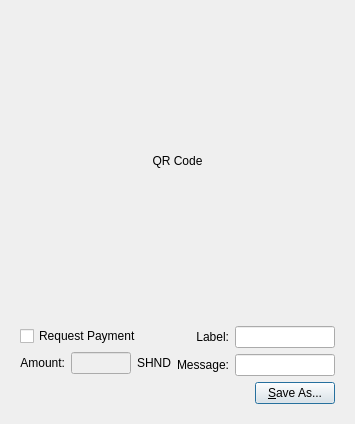
TurboStake/TurboStake, file src/qt/forms/qrcodedialog.ui: the form before one commit.
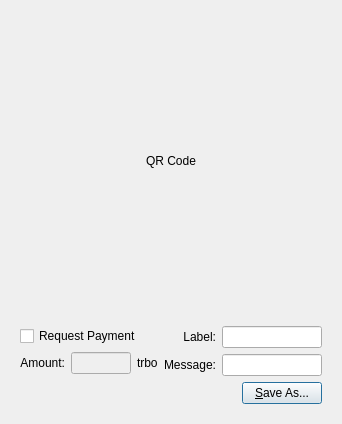
The form after the commit.

The edit to the form file:
```diff
--- a/src/qt/forms/qrcodedialog.ui
+++ b/src/qt/forms/qrcodedialog.ui
@@ -102,7 +102,7 @@
                </sizepolicy>
               </property>
               <property name="text">
-               <string>SHND</string>
+               <string>trbo</string>
               </property>
               <property name="buddy">
                <cstring>lnReqAmount</cstring>
```
